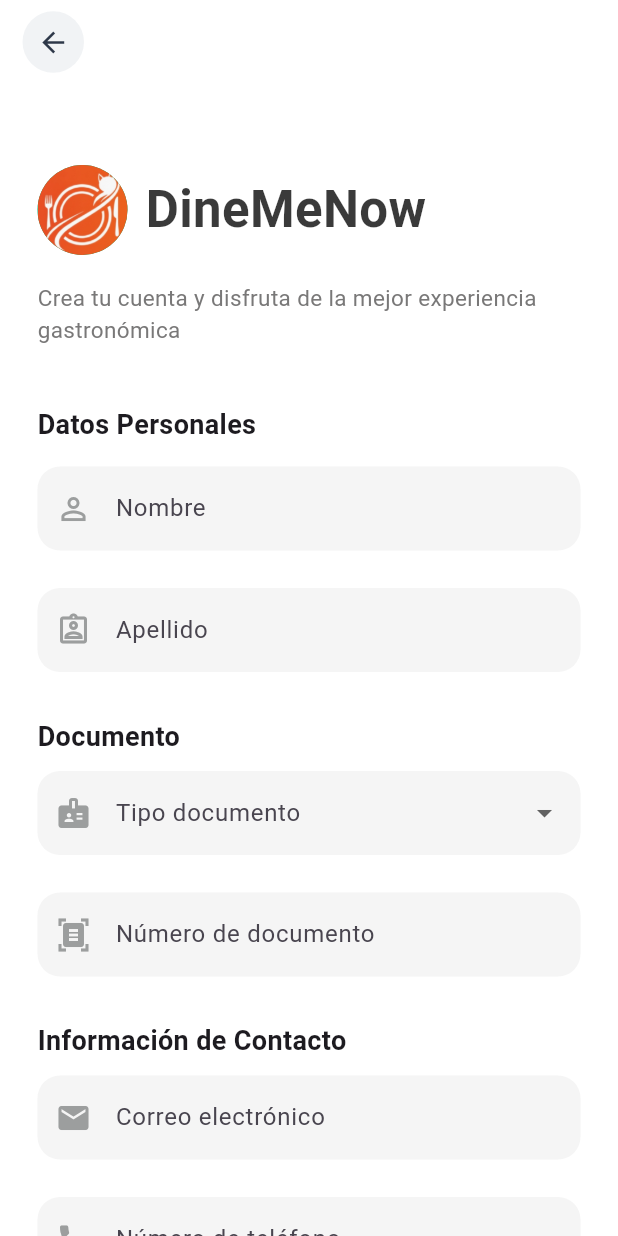
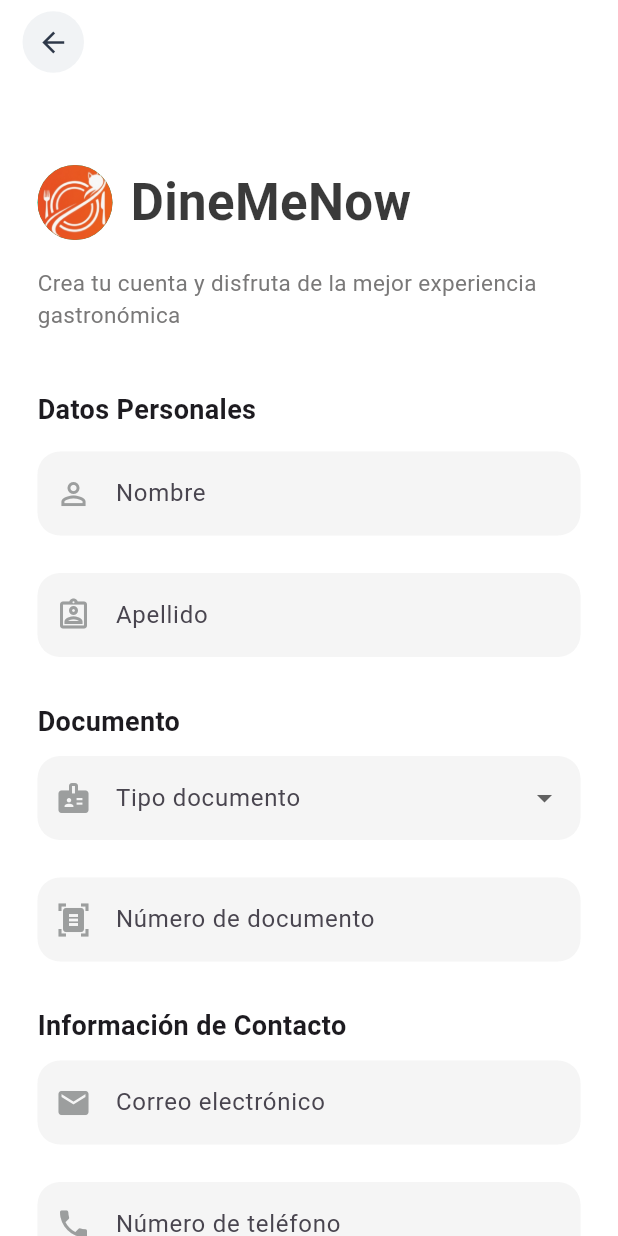
Before and after one commit to RonaldoBarragan/DineMeNow-Frontend-Movil, a Flutter app: the RegistroCliente screen opened directly, on a phone screen of 412 x 824 dp. Run offline on Flutter 3.47's test engine with Material 3 defaults, Android fonts, the phone set to English and light mode, and no system bars.

Commit message:
feat(ui): rediseño del registro y creación de widgets reutilizables

```diff
--- a/lib/registro-cliente.dart
+++ b/lib/registro-cliente.dart
@@ -79,8 +79,8 @@ class _RegistroClienteState extends State<RegistroCliente> {
                 mainAxisAlignment: MainAxisAlignment.start,
                 children: [
                   Container(
-                    width: 60,
-                    height: 60,
+                    width: 50,
+                    height: 50,
                     decoration: BoxDecoration(
                       color: const Color(0xFF00A86B),
                       borderRadius: BorderRadius.circular(40),
```
